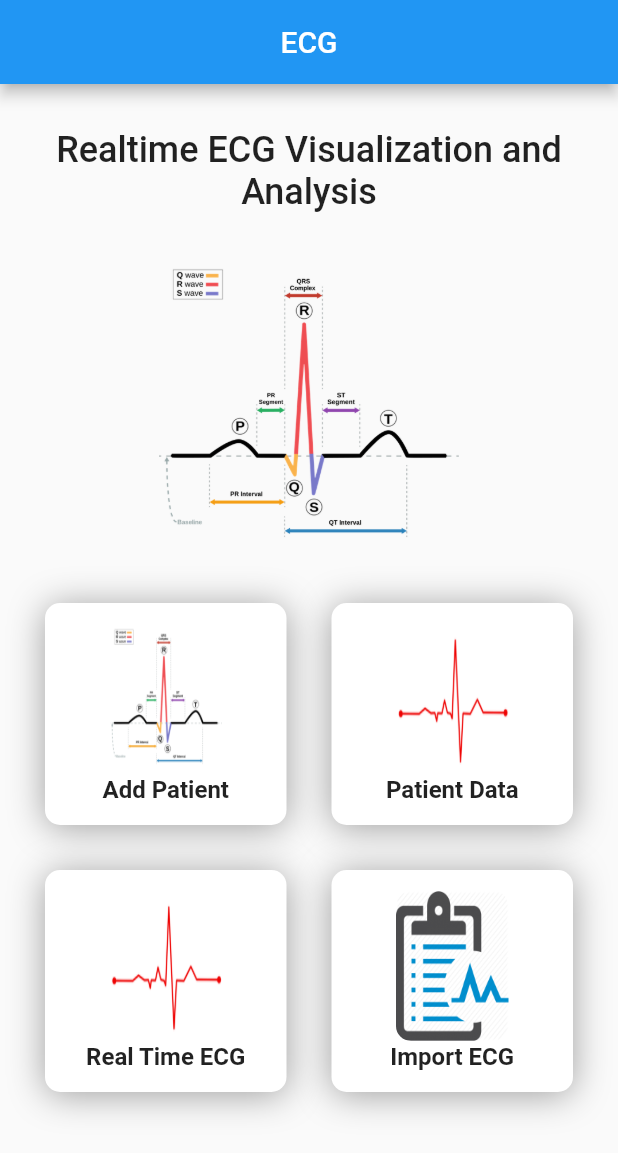
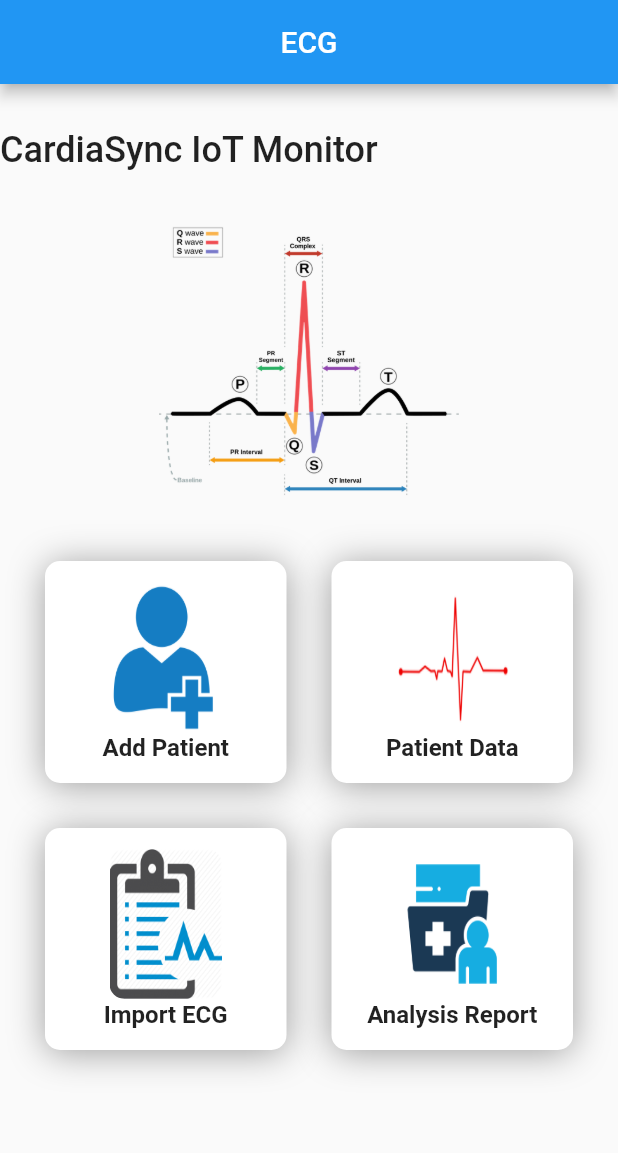
Before and after one commit to JanithaT/ecg-app, a Flutter app: the screen it shows after launch, on a phone screen of 412 x 824 dp. Shown: the top 1153 px of the screen. Run offline on Flutter 3.47's test engine with Material 2 defaults, Android fonts, the phone set to English and light mode, and no system bars; our stand-ins replace cloud_firestore, file_picker, firebase_core, firebase_database, firebase_storage, fl_chart and 1 more; missing offline and left inert: tflite_flutter; accounts and stored records are empty.

```diff
--- a/lib/core/ecg_plot/ecg_plot.dart
+++ b/lib/core/ecg_plot/ecg_plot.dart
@@ -14,7 +14,7 @@ class EcgPlot extends StatelessWidget {
 
   @override
   Widget build(BuildContext context) {
-    final int indexFor10Percent = (signals.length * 0.10).toInt();
+    final int indexFor10Percent = (signals.length * 0.25).toInt();
 
     return Container(
       height: 300,
--- a/lib/main.dart
+++ b/lib/main.dart
@@ -1,9 +1,7 @@
 import 'package:firebase_core/firebase_core.dart';
 import 'package:flutter/material.dart';
-import 'package:flutter_test_application_1/page/patients/ecg/real_time_ecg_graph.dart';
-import 'package:flutter_test_application_1/page/my_home_page.dart.dart';
-import 'package:flutter_test_application_1/page/patients/fetch_patient_data.dart';
-import 'package:flutter_test_application_1/page/patients/insert_patient_data.dart';
+import 'package:flutter_test_application_1/page/my_home_page.dart';
+
 
 void main() async {
   WidgetsFlutterBinding.ensureInitialized();
@@ -19,91 +17,13 @@ class MyApp extends StatelessWidget {
   Widget build(BuildContext context) {
     return MaterialApp(
 
-      title: 'Flutter Demo',
+      title: 'CardiaSync IoT Monitor',
       debugShowCheckedModeBanner: false,
       theme: ThemeData(
         primarySwatch: Colors.blue,
       ),
-      home: MyHomePage(title: 'ÉCG',),
+      home: MyHomePage(title: 'CardiaSync',),
     );
-
-/*
-    return   MaterialApp(
-       home:Scaffold(
-      appBar: AppBar(
-        title: const Text('Flutter Firebase'),
-      ),
-      body: Center(
-        child: Column(
-          mainAxisAlignment: MainAxisAlignment.center,
-          crossAxisAlignment: CrossAxisAlignment.center,
-          children: <Widget>[
-            const Image(
-              width: 300,
-              height: 300,
-              image: NetworkImage(
-                  'https://seeklogo.com/images/F/firebase-logo-402F407EE0-seeklogo.com.png'),
-            ),
-            const SizedBox(
-              height: 30,
-            ),
-            const Text(
-              'Firebase Realtime Database Series in Flutter 2022',
-              style: TextStyle(
-                fontSize: 24,
-                fontWeight: FontWeight.w500,
-              ),
-              textAlign: TextAlign.center,
-            ),
-            const SizedBox(
-              height: 30,
-            ),
-            MaterialButton(
-              onPressed: () {
-                Navigator.push(
-                    context,
-                    MaterialPageRoute(
-                        builder: (context) => const InsertPatientData()));
-              },
-              child: const Text('Insert Data'),
-              color: Colors.blue,
-              textColor: Colors.white,
-              minWidth: 300,
-              height: 40,
-            ),
-            const SizedBox(
-              height: 30,
-            ),
-            MaterialButton(
-              onPressed: () {
-                Navigator.push(context,
-                    MaterialPageRoute(builder: (context) => const FetchPatientData()));
-              },
-              child: const Text('Fetch Data'),
-              color: Colors.blue,
-              textColor: Colors.white,
-              minWidth: 300,
-              height: 40,
-            ),
-
-            MaterialButton(
-              onPressed: () {
-                Navigator.push(context,
-                    MaterialPageRoute(builder: (context) => const EcgGraph()));
-              },
-              child: const Text('RealTime ECG Data'),
-              color: Colors.blue,
-              textColor: Colors.white,
-              minWidth: 300,
-              height: 40,
-            ),
-
-            ],
-          ),
-        ),
-      ),
-    );
-    */
 
   }
 }
--- a/lib/page/my_home_page.dart.dart
+++ b/lib/page/my_home_page.dart
@@ -25,11 +25,12 @@ class _MyHomePageState extends State<MyHomePage> {
 
   @override
   Widget build(BuildContext context) {
+    /*
     SystemChrome.setPreferredOrientations([
        DeviceOrientation.portraitDown,
       DeviceOrientation.portraitUp,
     ]);
-
+*/
      return SafeArea(
       child: Scaffold(
         appBar: AppBar(title: Text(MyApp.title), centerTitle: true),
@@ -42,7 +43,7 @@ class _MyHomePageState extends State<MyHomePage> {
               height: 30,
             ),
             const Text(
-              'Realtime ECG Visualization and Analysis',
+              'CardiaSync IoT Monitor',
               style: TextStyle(
                 fontSize: 24,
                 fontWeight: FontWeight.w500,
@@ -71,7 +72,7 @@ class _MyHomePageState extends State<MyHomePage> {
               children: [
                 SizedBox(width: 30),
                 Expanded(child:
-                  MenuCard(menuItem: "Add Patient", imageUrl: "assets/images/ecg-beat.png",routeUrl:InsertPatientData(), // Use an anonymous function
+                  MenuCard(menuItem: "Add Patient", imageUrl: "assets/images/patient-add.png",routeUrl:InsertPatientData(), // Use an anonymous function
 ),
                 ),
 
@@ -90,14 +91,13 @@ class _MyHomePageState extends State<MyHomePage> {
 
              const Row(
               children: [
-                SizedBox(width: 30),
-                Expanded(child:
-                  MenuCard(menuItem: "Real Time ECG", imageUrl: "assets/images/red_beat.png", routeUrl: FetchPatientData()),
-                ),
-
                 SizedBox(width: 30),              // Add some spacing between the containers
                 Expanded(child:
                   MenuCard(menuItem: "Import ECG", imageUrl: "assets/images/import-ecg.png",routeUrl: FileScreen()),
+                ),
+                 SizedBox(width: 30),
+                Expanded(child:
+                  MenuCard(menuItem: "Analysis Report", imageUrl: "assets/images/patient-report.png", routeUrl: FetchPatientData()),
                 ),
 
                 SizedBox(width: 30), // Add some spacing between the containers
--- a/lib/page/patients/ecg/predicted_ecg_plot.dart
+++ b/lib/page/patients/ecg/predicted_ecg_plot.dart
@@ -24,7 +24,7 @@ class PredictedEcgPlot extends StatelessWidget {
 
   @override
   Widget build(BuildContext context) {
-    final int indexFor10Percent = (signals.length * 0.10).toInt();
+    final int indexFor10Percent = (signals.length * 0.25).toInt();
 List<CombinedData> combinedDataList = List.generate(
       signals.length,
       (index) => CombinedData(
@@ -85,6 +85,8 @@ List<CombinedData> combinedDataList = List.generate(
         ],
 ),
 
+
+
         ],
       ),
     );
--- a/lib/page/patients/ecg/real_time_prediction.dart
+++ b/lib/page/patients/ecg/real_time_prediction.dart
@@ -7,7 +7,6 @@ import 'package:flutter/services.dart';
 import 'package:flutter_test_application_1/core/ecg_plot/ecg_plot.dart';
 import 'package:flutter_test_application_1/core/ecg_plot/feature_plot.dart';
 import 'package:flutter_test_application_1/page/patients/ecg/predicted_ecg_plot.dart';
-import 'package:syncfusion_flutter_charts/charts.dart';
 import 'package:tflite_flutter/tflite_flutter.dart';
 
 import '../../../core/ecg_plot/pie_chart_helper.dart';
@@ -201,69 +200,26 @@ Future<void> predictAndDisplayPieChart() async {
     predictions.add(prediction);
   }
 
-  print("**********Predictions************");
-    print(predictions);
-    print("**********Labels************");
-    print(_labels);
-
 
   List<PieChartSectionData> pieChartData = PieChartHelper.generatePieChartData(predictions, _labels);
-
- /* PredictedEcgPlot(
-    signals:zScores,
-    highPointIndices: highPointIndices,
-    labels: _labels,
-    max: 6,
-    min:-2,
-    predictionsValue:predictions
-  );*/
 
   setState(() {
     this.pieChartData = pieChartData;
     this.predictions=predictions;
       isChartVisible = true; // Show the pie chart
     isPredictedEcgVisible = true; // Show the predicted ECG graph
-   // this.ecgPlots = ecgPlots;
-
   });
 }
 
-/*
-Future<void> predictAndDisplayEcgPlots(List<int>predictions,List<String> labels) async {
-    if (highPointIndices.isEmpty) {
-      return;
-    }
-
-
-    for (int index = 0; index < highPointIndices.length; index++) {
-      int prediction = predictedCategories[index];
-      String predictionLabel = _labels[prediction];
-
-      PredictedEcgPlot ecgPlot = PredictedEcgPlot(
-        signals: reshapedZScores,
-        predictionLabel: predictionLabel,
-        min: -2,
-        max: 6,
-        highPointIndices: highPointIndices,
-      );
-
-      ecgPlots.add(ecgPlot);
-    }
-
-    setState(() {
-      this.ecgPlots = ecgPlots;
-    });
-  }
-*/
-
 @override
 Widget build(BuildContext context) {
-  return MaterialApp(
-    home: Scaffold(
+  return  SafeArea(child:
+    Scaffold(
       appBar: AppBar(
         title: Text('ECG Results'), centerTitle: true,
       ),
-      body: SingleChildScrollView(
+      body:
+      SingleChildScrollView(
         child: Center(
           child: Column(
             mainAxisAlignment: MainAxisAlignment.center,
@@ -384,6 +340,7 @@ Widget build(BuildContext context) {
         ),
       ),
     ),
+
   );
 }
 
--- a/pubspec.yaml
+++ b/pubspec.yaml
@@ -53,6 +53,9 @@ flutter:
     - assets/images/ecg-beat.png
     - assets/images/red_beat.png
     - assets/images/import-ecg.png
+    - assets/images/patient-add.png
+    - assets/images/patient-report.png
+
     - assets/label.txt
     - assets/transformer_model.tflite
 
```
Also changed, not shown: assets/images/logo1.png (added), assets/images/patient-add.png (added), assets/images/patient-icon.png (added), assets/images/patient-report.png (added), 3 other files.
